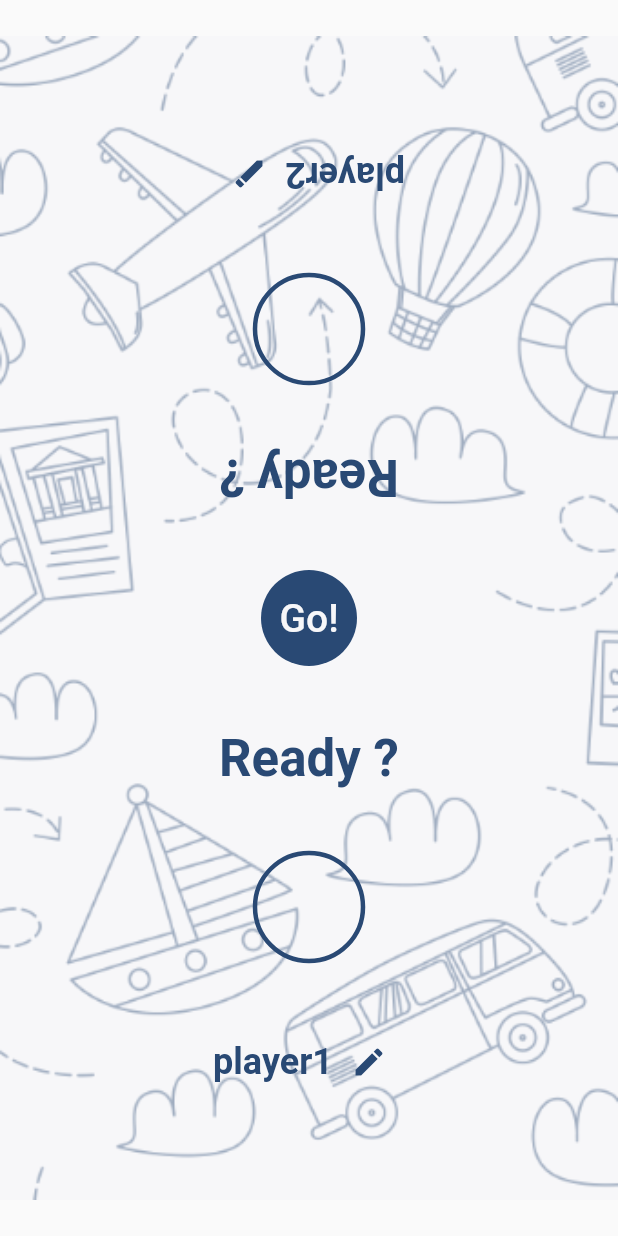
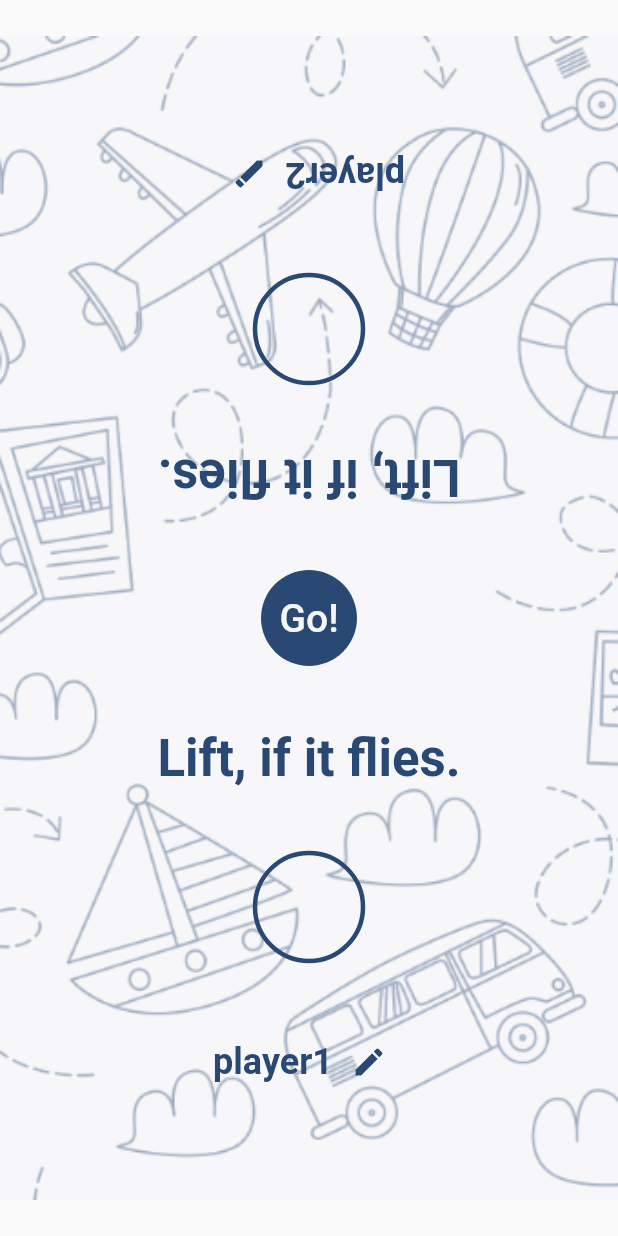
Before and after one commit to ParmarTarun/Chidiya-udd, a Flutter app: the screen it shows after launch, after a tap on "START", on a phone screen of 412 x 824 dp. Run offline on Flutter 3.47's test engine with Material 2 defaults, Android fonts, the phone set to English and light mode, and no system bars; our stand-ins replace confetti, percent_indicator.

Commit message:
tip for level added

```diff
--- a/lib/Screens/GameScreen.dart
+++ b/lib/Screens/GameScreen.dart
@@ -7,9 +7,9 @@ import 'package:ChidiyaUdd/utils/Players.dart';
 import 'package:flutter/material.dart';
 
 class GameScreen extends StatefulWidget {
-
   final List words;
-  GameScreen({@required this.words});
+  final String tip;
+  GameScreen({@required this.words, @required this.tip});
   @override
   _GameScreenState createState() => _GameScreenState();
 }
@@ -17,9 +17,9 @@ class GameScreen extends StatefulWidget {
 class _GameScreenState extends State<GameScreen> {
   bool _gameBegan = false;
   List _players = Players.players;
-  var _word = {"word": "Ready ?", "val": 0};
   num _percent = 0;
   Timer _timer;
+  var _word;
   TextEditingController controller1;
   TextEditingController controller2;
 
@@ -30,6 +30,7 @@ class _GameScreenState extends State<GameScreen> {
     controller1.addListener(_controller1Listener);
     controller2 = TextEditingController(text: _players[1]["name"]);
     controller2.addListener(_controller2Listener);
+    _word = {"word": widget.tip, "val": 0};
   }
 
   void _controller1Listener() {
@@ -124,6 +125,7 @@ class _GameScreenState extends State<GameScreen> {
       player["score"] = 0;
     });
     setState(() {
+      _word = {"word": widget.tip, "val": 0};
       _percent = 0;
       _gameBegan = false;
     });
@@ -207,7 +209,9 @@ class _GameScreenState extends State<GameScreen> {
                   style: TextStyle(
                       fontWeight: FontWeight.bold,
                       fontSize: 34.0,
-                      color: _word["color"]!=null?Color(_word["color"]):Color(Colours.primaryColor)),
+                      color: _word["color"] != null
+                          ? Color(_word["color"])
+                          : Color(Colours.primaryColor)),
                 ),
               ),
               _gameBegan
@@ -234,7 +238,9 @@ class _GameScreenState extends State<GameScreen> {
                 style: TextStyle(
                     fontWeight: FontWeight.bold,
                     fontSize: 34.0,
-                    color: _word["color"]!=null?Color(_word["color"]):Color(Colours.primaryColor)),
+                    color: _word["color"] != null
+                        ? Color(_word["color"])
+                        : Color(Colours.primaryColor)),
               ),
               GestureDetector(
                 child: Container(
--- a/lib/Screens/HomeScreen.dart
+++ b/lib/Screens/HomeScreen.dart
@@ -25,13 +25,16 @@ class _HomeScreenState extends State<HomeScreen> {
 
   void startClicked() {
     if (_selectedRadio == 1) {
-      Navigator.push(context, MaterialPageRoute(builder: (_) => GameScreen(words: Words.words)));
+      Navigator.push(context,
+          MaterialPageRoute(builder: (_) => GameScreen(words: Words.words, tip:"Lift, if it flies.")));
     }
     if (_selectedRadio == 2) {
-      Navigator.push(context, MaterialPageRoute(builder: (_) => GameScreen(words: Words.numbers)));
+      Navigator.push(context,
+          MaterialPageRoute(builder: (_) => GameScreen(words: Words.numbers, tip: "Lift, if its odd.",)));
     }
     if (_selectedRadio == 3) {
-      Navigator.push(context, MaterialPageRoute(builder: (_) => GameScreen(words: Words.colors)));
+      Navigator.push(context,
+          MaterialPageRoute(builder: (_) => GameScreen(words: Words.colors, tip: "Lift, if word is its color .",)));
     }
   }
 
--- a/lib/utils/Words.dart
+++ b/lib/utils/Words.dart
@@ -77,11 +77,11 @@ class Words {
   ];
   static List colors = [
     {"word": "Red", "color": 0xFFFF0000, "val": 1},
-    {"word": "Green", "color": 0xFFFFFF00, "val": -1},
+    {"word": "Green", "color": 0xFF808080, "val": -1},
     {"word": "White", "color": 0xFF000000, "val": -1},
-    {"word": "Yellow", "color": 0xFFFFFF00, "val": 1},
+    {"word": "Yellow", "color": 0xFF808080, "val": -1},
     {"word": "Aqua", "color": 0xFF00FFFF, "val": 1},
-    {"word": "Red", "color": 0xFFFFFF00, "val": -1},
+    {"word": "Red", "color": 0xFF808080, "val": -1},
     {"word": "Pink", "color": 0xFFFFFF00, "val": -1},
     {"word": "Yellow", "color": 0xFF0000FF, "val": -1},
     {"word": "Aqua", "color": 0xFF800080, "val": -1},
```
Also changed, not shown: 2 other files.
